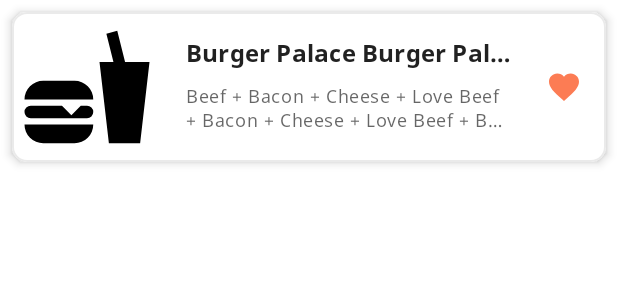
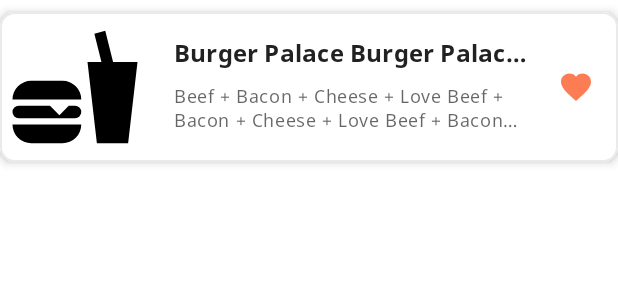
Before and after one commit to ulusoyca/Venucity, an Android app: the layout view_holder_venue_card.xml on its own in the app's theme, with its tools: preview values and no code run, on a phone screen of 412 x 824 dp. Shown: the top 300 px of the screen. Run offline under Robolectric (Android 15) with nearby library versions, the light colour scheme and no system bars.

Commit message:
adjust card theme

```diff
--- a/app/src/main/res/values/colors.xml
+++ b/app/src/main/res/values/colors.xml
@@ -22,6 +22,7 @@
     <color name="teal_200">#FF03DAC5</color>
     <color name="teal_700">#FF018786</color>
     <color name="black">#FF000000</color>
+    <color name="black_olive">#424241</color>
     <color name="white">#FFFFFFFF</color>
 
     <color name="coral">#FC7C54</color>
--- a/app/src/main/res/values/styles.xml
+++ b/app/src/main/res/values/styles.xml
@@ -7,7 +7,8 @@
         <item name="cardElevation">4dp</item>
         <item name="strokeColor">@color/platinum</item>
         <item name="strokeWidth">1dp</item>
-        <item name="android:layout_margin">@dimen/size_spacing_small</item>
+        <item name="android:layout_marginTop">@dimen/size_spacing_small</item>
+        <item name="android:layout_marginBottom">@dimen/size_spacing_small</item>
         <item name="shapeAppearanceOverlay">@style/ShapeAppearance.App.SmallComponent</item>
     </style>
 </resources>
--- a/app/src/main/res/values/themes.xml
+++ b/app/src/main/res/values/themes.xml
@@ -18,9 +18,9 @@
     <!-- Base application theme. -->
     <style name="Theme.Venucity" parent="Theme.MaterialComponents.DayNight.DarkActionBar">
         <item name="background">@color/cultured</item>
-        <item name="colorOnBackground">@color/black</item>
+        <item name="colorOnBackground">@color/black_olive</item>
         <item name="colorSurface">@color/white</item>
-        <item name="colorOnSurface">@color/black</item>
+        <item name="colorOnSurface">@color/black_olive</item>
         <!-- Primary brand color. -->
         <item name="colorPrimary">@color/coral</item>
         <item name="colorPrimaryVariant">@color/flame</item>
```
Also changed, not shown: app/src/main/res/layout/activity_main.xml (+12 -0 lines), app/src/main/res/drawable-xhdpi/venucity_logo.png (added).
